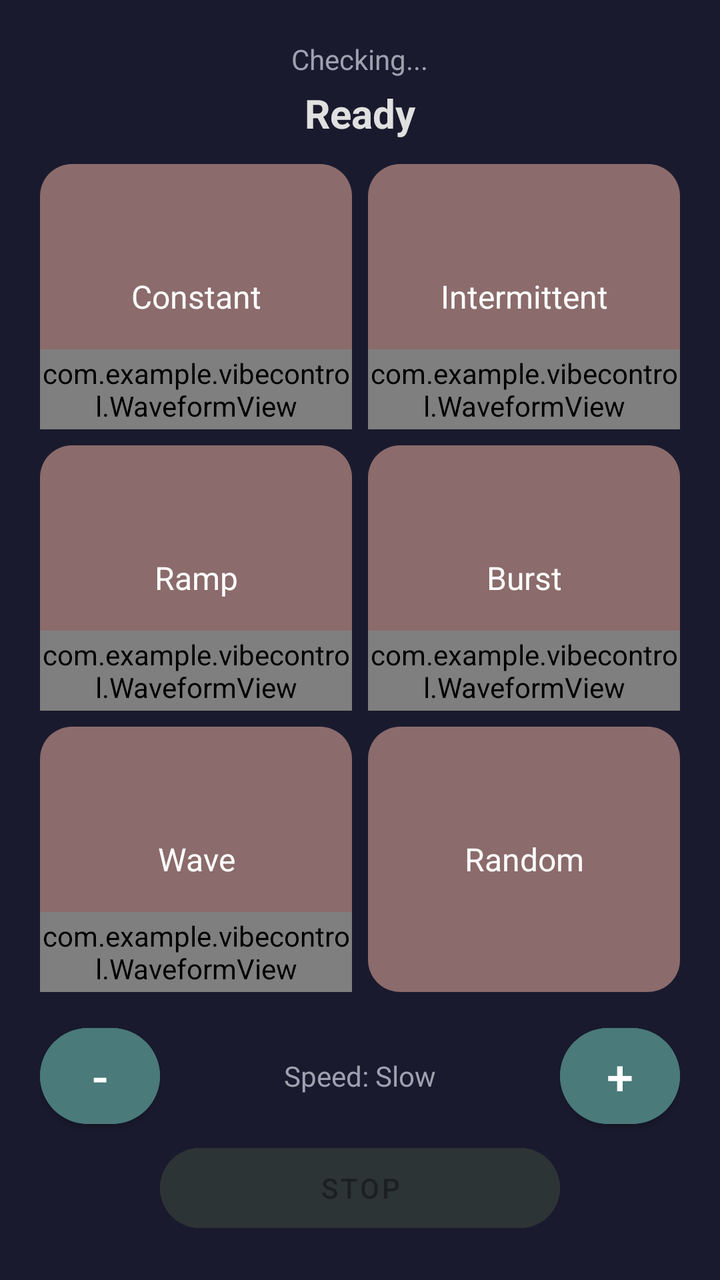
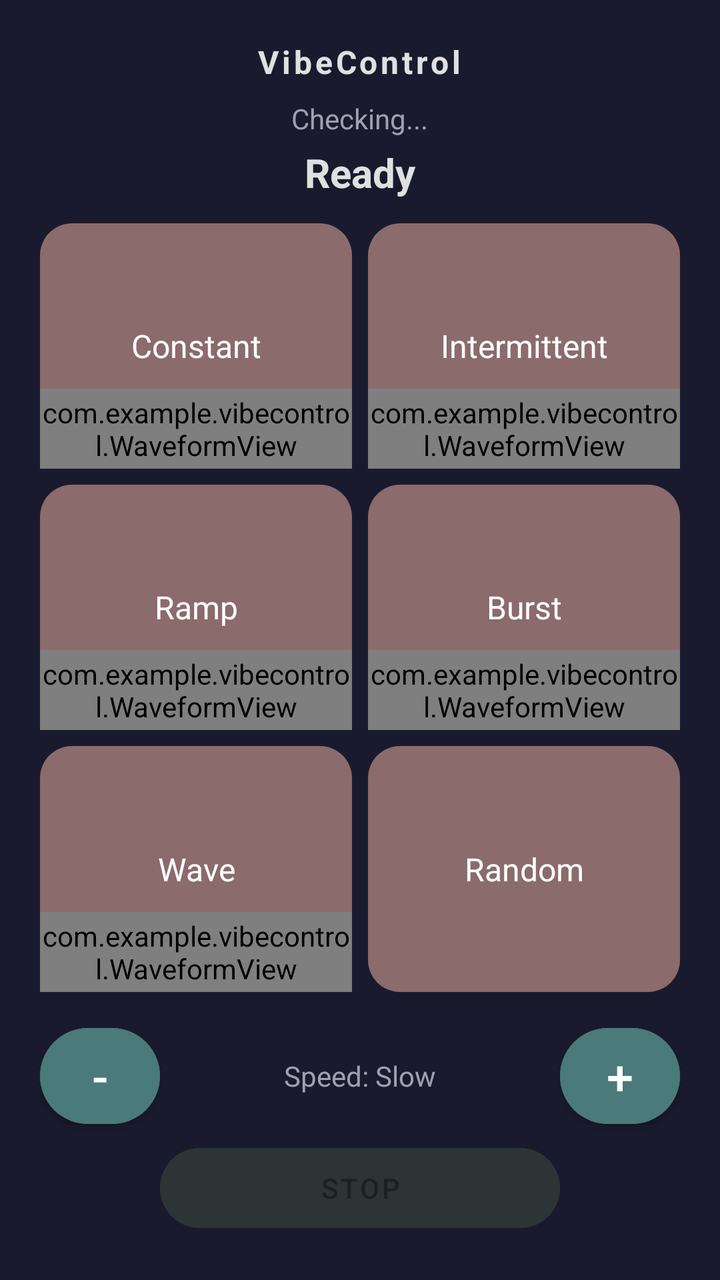

Before-and-after screenshots of an Android layout around one commit, followed by the original layout XML and the change that was made.
<!-- AndroidManifest.xml: application theme Theme.MaterialComponents.DayNight.NoActionBar -->
<!-- res/layout/activity_main.xml -->
<?xml version="1.0" encoding="utf-8"?>
<LinearLayout
    xmlns:android="http://schemas.android.com/apk/res/android"
    xmlns:app="http://schemas.android.com/apk/res-auto"
    android:layout_width="match_parent"
    android:layout_height="match_parent"
    android:orientation="vertical"
    android:gravity="center"
    android:padding="20dp"
    android:background="#1a1a2e">

    
    <TextView
        android:id="@+id/wearStatus"
        android:layout_width="wrap_content"
        android:layout_height="wrap_content"
        android:text="Checking..."
        android:textColor="#a0a0b0"
        android:textSize="14sp"
        android:layout_marginBottom="4dp" />

    
    <TextView
        android:id="@+id/statusText"
        android:layout_width="wrap_content"
        android:layout_height="wrap_content"
        android:text="Ready"
        android:textColor="#e0e0e0"
        android:textSize="20sp"
        android:textStyle="bold"
        android:layout_marginBottom="12dp" />

    
    <LinearLayout
        android:layout_width="match_parent"
        android:layout_height="0dp"
        android:layout_weight="1"
        android:orientation="vertical">

        <LinearLayout
            android:layout_width="match_parent"
            android:layout_height="0dp"
            android:layout_weight="1"
            android:orientation="horizontal"
            android:layout_marginBottom="8dp">

            
            <FrameLayout
                android:id="@+id/tileConstant"
                android:layout_width="0dp"
                android:layout_height="match_parent"
                android:layout_weight="1"
                android:layout_marginEnd="4dp"
                android:clickable="true"
                android:focusable="true"
                android:foreground="?attr/selectableItemBackground"
                android:background="@drawable/tile_bg_active"
                android:clipChildren="false"
                android:clipToPadding="false">

                <View
                    android:id="@+id/tileConstantBg"
                    android:layout_width="match_parent"
                    android:layout_height="match_parent"
                    android:background="@drawable/tile_bg" />

                <TextView
                    android:id="@+id/tileConstantTitle"
                    android:layout_width="match_parent"
                    android:layout_height="match_parent"
                    android:text="Constant"
                    android:textColor="#FFFFFF"
                    android:textSize="16sp"
                    android:gravity="center"
                    android:textAllCaps="false" />

                <FrameLayout
                    android:id="@+id/tileConstantActive"
                    android:layout_width="match_parent"
                    android:layout_height="match_parent"
                    android:visibility="gone">

                    <ImageView
                        android:id="@+id/tileConstantDots"
                        android:layout_width="56dp"
                        android:layout_height="56dp"
                        android:layout_gravity="center"
                        android:src="@drawable/ic_dots_circle"
                        android:tint="#FFFFFF" />

                    <View
                        android:id="@+id/tileConstantPulseBackdrop"
                        android:layout_width="20dp"
                        android:layout_height="20dp"
                        android:layout_gravity="center"
                        android:background="@drawable/tile_bg_pause_btn"
                        android:alpha="0.3" />

                    <View
                        android:id="@+id/tileConstantCenter"
                        android:layout_width="28dp"
                        android:layout_height="28dp"
                        android:layout_gravity="center"
                        android:background="@drawable/tile_bg_pause_btn" />
                </FrameLayout>

        <com.example.vibecontrol.WaveformView
            android:id="@+id/tileConstantChart"
            android:layout_width="match_parent"
            android:layout_height="40dp"
            android:layout_gravity="bottom" />
            </FrameLayout>

            
            <FrameLayout
                android:id="@+id/tileIntermittent"
                android:layout_width="0dp"
                android:layout_height="match_parent"
                android:layout_weight="1"
                android:layout_marginStart="4dp"
                android:clickable="true"
                android:focusable="true"
                android:foreground="?attr/selectableItemBackground"
                android:background="@drawable/tile_bg_active"
                android:clipChildren="false"
                android:clipToPadding="false">

                <View
                    android:id="@+id/tileIntermittentBg"
                    android:layout_width="match_parent"
                    android:layout_height="match_parent"
                    android:background="@drawable/tile_bg" />

                <TextView
                    android:id="@+id/tileIntermittentTitle"
                    android:layout_width="match_parent"
                    android:layout_height="match_parent"
                    android:text="Intermittent"
                    android:textColor="#FFFFFF"
                    android:textSize="16sp"
                    android:gravity="center"
                    android:textAllCaps="false" />

                <FrameLayout
                    android:id="@+id/tileIntermittentActive"
                    android:layout_width="match_parent"
                    android:layout_height="match_parent"
                    android:visibility="gone">

                    <ImageView
                        android:id="@+id/tileIntermittentDots"
                        android:layout_width="56dp"
                        android:layout_height="56dp"
                        android:layout_gravity="center"
                        android:src="@drawable/ic_dots_circle"
                        android:tint="#FFFFFF" />

                    <View
                        android:id="@+id/tileIntermittentPulseBackdrop"
                        android:layout_width="20dp"
                        android:layout_height="20dp"
                        android:layout_gravity="center"
                        android:background="@drawable/tile_bg_pause_btn"
                        android:alpha="0.3" />

                    <View
                        android:id="@+id/tileIntermittentCenter"
                        android:layout_width="28dp"
                        android:layout_height="28dp"
                        android:layout_gravity="center"
                        android:background="@drawable/tile_bg_pause_btn" />
                </FrameLayout>

        <com.example.vibecontrol.WaveformView
            android:id="@+id/tileIntermittentChart"
            android:layout_width="match_parent"
            android:layout_height="40dp"
            android:layout_gravity="bottom" />
            </FrameLayout>
        </LinearLayout>

        <LinearLayout
            android:layout_width="match_parent"
            android:layout_height="0dp"
            android:layout_weight="1"
            android:orientation="horizontal"
            android:layout_marginBottom="8dp">

            
            <FrameLayout
                android:id="@+id/tileRamp"
                android:layout_width="0dp"
                android:layout_height="match_parent"
                android:layout_weight="1"
                android:layout_marginEnd="4dp"
                android:clickable="true"
                android:focusable="true"
                android:foreground="?attr/selectableItemBackground"
                android:background="@drawable/tile_bg_active"
                android:clipChildren="false"
                android:clipToPadding="false">

                <View
                    android:id="@+id/tileRampBg"
                    android:layout_width="match_parent"
                    android:layout_height="match_parent"
                    android:background="@drawable/tile_bg" />

                <TextView
                    android:id="@+id/tileRampTitle"
                    android:layout_width="match_parent"
                    android:layout_height="match_parent"
                    android:text="Ramp"
                    android:textColor="#FFFFFF"
                    android:textSize="16sp"
                    android:gravity="center"
                    android:textAllCaps="false" />

                <FrameLayout
                    android:id="@+id/tileRampActive"
                    android:layout_width="match_parent"
                    android:layout_height="match_parent"
                    android:visibility="gone">

                    <ImageView
                        android:id="@+id/tileRampDots"
                        android:layout_width="56dp"
                        android:layout_height="56dp"
                        android:layout_gravity="center"
                        android:src="@drawable/ic_dots_circle"
                        android:tint="#FFFFFF" />

                    <View
                        android:id="@+id/tileRampPulseBackdrop"
                        android:layout_width="20dp"
                        android:layout_height="20dp"
                        android:layout_gravity="center"
                        android:background="@drawable/tile_bg_pause_btn"
                        android:alpha="0.3" />

                    <View
                        android:id="@+id/tileRampCenter"
                        android:layout_width="28dp"
                        android:layout_height="28dp"
                        android:layout_gravity="center"
                        android:background="@drawable/tile_bg_pause_btn" />
                </FrameLayout>

        <com.example.vibecontrol.WaveformView
            android:id="@+id/tileRampChart"
            android:layout_width="match_parent"
            android:layout_height="40dp"
            android:layout_gravity="bottom" />
            </FrameLayout>

            
            <FrameLayout
                android:id="@+id/tileBurst"
                android:layout_width="0dp"
                android:layout_height="match_parent"
                android:layout_weight="1"
                android:layout_marginStart="4dp"
                android:clickable="true"
                android:focusable="true"
                android:foreground="?attr/selectableItemBackground"
                android:background="@drawable/tile_bg_active"
                android:clipChildren="false"
                android:clipToPadding="false">

                <View
                    android:id="@+id/tileBurstBg"
                    android:layout_width="match_parent"
                    android:layout_height="match_parent"
                    android:background="@drawable/tile_bg" />

                <TextView
                    android:id="@+id/tileBurstTitle"
                    android:layout_width="match_parent"
                    android:layout_height="match_parent"
                    android:text="Burst"
                    android:textColor="#FFFFFF"
                    android:textSize="16sp"
                    android:gravity="center"
                    android:textAllCaps="false" />

                <FrameLayout
                    android:id="@+id/tileBurstActive"
                    android:layout_width="match_parent"
                    android:layout_height="match_parent"
                    android:visibility="gone">

                    <ImageView
                        android:id="@+id/tileBurstDots"
                        android:layout_width="56dp"
                        android:layout_height="56dp"
                        android:layout_gravity="center"
                        android:src="@drawable/ic_dots_circle"
                        android:tint="#FFFFFF" />

                    <View
                        android:id="@+id/tileBurstPulseBackdrop"
                        android:layout_width="20dp"
                        android:layout_height="20dp"
                        android:layout_gravity="center"
                        android:background="@drawable/tile_bg_pause_btn"
                        android:alpha="0.3" />

                    <View
                        android:id="@+id/tileBurstCenter"
                        android:layout_width="28dp"
                        android:layout_height="28dp"
                        android:layout_gravity="center"
                        android:background="@drawable/tile_bg_pause_btn" />
                </FrameLayout>

        <com.example.vibecontrol.WaveformView
            android:id="@+id/tileBurstChart"
            android:layout_width="match_parent"
            android:layout_height="40dp"
            android:layout_gravity="bottom" />
            </FrameLayout>
        </LinearLayout>

        <LinearLayout
            android:layout_width="match_parent"
            android:layout_height="0dp"
            android:layout_weight="1"
            android:orientation="horizontal"
            android:layout_marginBottom="0dp">

            
            <FrameLayout
                android:id="@+id/tileWave"
                android:layout_width="0dp"
                android:layout_height="match_parent"
                android:layout_weight="1"
                android:layout_marginEnd="4dp"
                android:clickable="true"
                android:focusable="true"
                android:foreground="?attr/selectableItemBackground"
                android:background="@drawable/tile_bg_active"
                android:clipChildren="false"
                android:clipToPadding="false">

                <View
                    android:id="@+id/tileWaveBg"
                    android:layout_width="match_parent"
                    android:layout_height="match_parent"
                    android:background="@drawable/tile_bg" />

                <TextView
                    android:id="@+id/tileWaveTitle"
                    android:layout_width="match_parent"
                    android:layout_height="match_parent"
                    android:text="Wave"
                    android:textColor="#FFFFFF"
                    android:textSize="16sp"
                    android:gravity="center"
                    android:textAllCaps="false" />

                <FrameLayout
                    android:id="@+id/tileWaveActive"
                    android:layout_width="match_parent"
                    android:layout_height="match_parent"
                    android:visibility="gone">

                    <ImageView
                        android:id="@+id/tileWaveDots"
                        android:layout_width="56dp"
                        android:layout_height="56dp"
                        android:layout_gravity="center"
                        android:src="@drawable/ic_dots_circle"
                        android:tint="#FFFFFF" />

                    <View
                        android:id="@+id/tileWavePulseBackdrop"
                        android:layout_width="20dp"
                        android:layout_height="20dp"
                        android:layout_gravity="center"
                        android:background="@drawable/tile_bg_pause_btn"
                        android:alpha="0.3" />

                    <View
                        android:id="@+id/tileWaveCenter"
                        android:layout_width="28dp"
                        android:layout_height="28dp"
                        android:layout_gravity="center"
                        android:background="@drawable/tile_bg_pause_btn" />
                </FrameLayout>

        <com.example.vibecontrol.WaveformView
            android:id="@+id/tileWaveChart"
            android:layout_width="match_parent"
            android:layout_height="40dp"
            android:layout_gravity="bottom" />
            </FrameLayout>

            
            <FrameLayout
                android:id="@+id/tileRandom"
                android:layout_width="0dp"
                android:layout_height="match_parent"
                android:layout_weight="1"
                android:layout_marginStart="4dp"
                android:clickable="true"
                android:focusable="true"
                android:foreground="?attr/selectableItemBackground"
                android:background="@drawable/tile_bg_active"
                android:clipChildren="false"
                android:clipToPadding="false">

                <View
                    android:id="@+id/tileRandomBg"
                    android:layout_width="match_parent"
                    android:layout_height="match_parent"
                    android:background="@drawable/tile_bg" />

                <TextView
                    android:id="@+id/tileRandomTitle"
                    android:layout_width="match_parent"
                    android:layout_height="match_parent"
                    android:text="Random"
                    android:textColor="#FFFFFF"
                    android:textSize="16sp"
                    android:gravity="center"
                    android:textAllCaps="false" />

                <FrameLayout
                    android:id="@+id/tileRandomActive"
                    android:layout_width="match_parent"
                    android:layout_height="match_parent"
                    android:visibility="gone">

                    <ImageView
                        android:id="@+id/tileRandomDots"
                        android:layout_width="56dp"
                        android:layout_height="56dp"
                        android:layout_gravity="center"
                        android:src="@drawable/ic_dots_circle"
                        android:tint="#FFFFFF" />

                    <View
                        android:id="@+id/tileRandomPulseBackdrop"
                        android:layout_width="20dp"
                        android:layout_height="20dp"
                        android:layout_gravity="center"
                        android:background="@drawable/tile_bg_pause_btn"
                        android:alpha="0.3" />

                    <View
                        android:id="@+id/tileRandomCenter"
                        android:layout_width="28dp"
                        android:layout_height="28dp"
                        android:layout_gravity="center"
                        android:background="@drawable/tile_bg_pause_btn" />
                </FrameLayout>

            </FrameLayout>
        </LinearLayout>
    </LinearLayout>

    
    <LinearLayout
        android:layout_width="match_parent"
        android:layout_height="wrap_content"
        android:orientation="horizontal"
        android:gravity="center"
        android:layout_marginTop="12dp">

        <com.google.android.material.button.MaterialButton
            android:id="@+id/btnLess"
            android:layout_width="60dp"
            android:layout_height="60dp"
            android:text="-"
            android:textSize="24sp"
            app:cornerRadius="30dp"
            android:backgroundTint="#4a7a7a" />

        <TextView
            android:id="@+id/speedLabel"
            android:layout_width="0dp"
            android:layout_height="wrap_content"
            android:layout_weight="1"
            android:text="Speed: Slow"
            android:textColor="#a0a0b0"
            android:textSize="14sp"
            android:gravity="center" />

        <com.google.android.material.button.MaterialButton
            android:id="@+id/btnMore"
            android:layout_width="60dp"
            android:layout_height="60dp"
            android:text="+"
            android:textSize="24sp"
            app:cornerRadius="30dp"
            android:backgroundTint="#4a7a7a" />
    </LinearLayout>

    
    <com.google.android.material.button.MaterialButton
        android:id="@+id/btnStop"
        android:layout_width="200dp"
        android:layout_height="52dp"
        android:text="STOP"
        android:textAllCaps="true"
        android:enabled="false"
        app:cornerRadius="26dp"
        android:backgroundTint="#2d3436" />

</LinearLayout>
<!-- resources referenced by this layout -->
<resources>
  <!-- drawable ic_dots_circle (drawable) -->
  <?xml version="1.0" encoding="utf-8"?>
  <vector xmlns:android="http://schemas.android.com/apk/res/android"
      android:width="48dp"
      android:height="48dp"
      android:viewportWidth="48"
      android:viewportHeight="48">
      
      <path android:fillColor="#FFFFFF" android:pathData="M21.5,6 A2.5,2.5 0 1,1 26.5,6 A2.5,2.5 0 1,1 21.5,6 Z" />
      
      <path android:fillColor="#FFFFFF" android:pathData="M34.23,11.27 A2.5,2.5 0 1,1 39.23,11.27 A2.5,2.5 0 1,1 34.23,11.27 Z" />
      
      <path android:fillColor="#FFFFFF" android:pathData="M39.5,24 A2.5,2.5 0 1,1 44.5,24 A2.5,2.5 0 1,1 39.5,24 Z" />
      
      <path android:fillColor="#FFFFFF" android:pathData="M34.23,36.73 A2.5,2.5 0 1,1 39.23,36.73 A2.5,2.5 0 1,1 34.23,36.73 Z" />
      
      <path android:fillColor="#FFFFFF" android:pathData="M21.5,42 A2.5,2.5 0 1,1 26.5,42 A2.5,2.5 0 1,1 21.5,42 Z" />
      
      <path android:fillColor="#FFFFFF" android:pathData="M8.77,36.73 A2.5,2.5 0 1,1 13.77,36.73 A2.5,2.5 0 1,1 8.77,36.73 Z" />
      
      <path android:fillColor="#FFFFFF" android:pathData="M3.5,24 A2.5,2.5 0 1,1 8.5,24 A2.5,2.5 0 1,1 3.5,24 Z" />
      
      <path android:fillColor="#FFFFFF" android:pathData="M8.77,11.27 A2.5,2.5 0 1,1 13.77,11.27 A2.5,2.5 0 1,1 8.77,11.27 Z" />
  </vector>
  <!-- drawable tile_bg (drawable) -->
  <?xml version="1.0" encoding="utf-8"?>
  <shape xmlns:android="http://schemas.android.com/apk/res/android" android:shape="rectangle">
      <corners android:radius="16dp" />
      <solid android:color="#8b6b6b" />
  </shape>
  <!-- drawable tile_bg_active (drawable) -->
  <?xml version="1.0" encoding="utf-8"?>
  <shape xmlns:android="http://schemas.android.com/apk/res/android" android:shape="rectangle">
      <corners android:radius="16dp" />
      <solid android:color="#00000000" />
  </shape>
  <!-- drawable tile_bg_pause_btn (drawable) -->
  <?xml version="1.0" encoding="utf-8"?>
  <shape xmlns:android="http://schemas.android.com/apk/res/android" android:shape="oval">
      <size android:width="28dp" android:height="28dp" />
      <solid android:color="#AAFFFFFF" />
  </shape>
</resources>

<!-- the commit's change to res/layout/activity_main.xml (unified diff, before → after) -->
@@ -8,6 +8,17 @@
     android:gravity="center"
     android:padding="20dp"
     android:background="#1a1a2e">
+
+    
+    <TextView
+        android:layout_width="wrap_content"
+        android:layout_height="wrap_content"
+        android:text="VibeControl"
+        android:textColor="#e0e0e0"
+        android:textSize="16sp"
+        android:textStyle="bold"
+        android:letterSpacing="0.1"
+        android:layout_marginBottom="8dp" />
 
     
     <TextView
